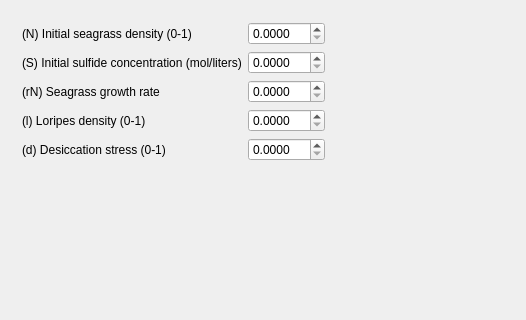
Before: the Qt Designer form Tools/ToolMutualismBreakdowner/qtdialog.ui in richelbilderbeek/ProjectRichelBilderbeek, drawn with Qt 5; both pictures show x 0 to 526 and y 0 to 320 of the 946 by 501 pixel window.
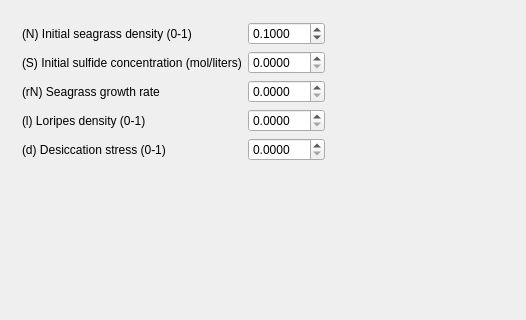
After: the same form once the commit is applied. Custom widgets are drawn as their Qt base class.

Commit message: First input used

The edit to the form file:
```diff
--- a/Tools/ToolMutualismBreakdowner/qtdialog.ui
+++ b/Tools/ToolMutualismBreakdowner/qtdialog.ui
@@ -44,6 +44,12 @@
         <property name="maximum">
          <double>1.000000000000000</double>
         </property>
+        <property name="singleStep">
+         <double>0.100000000000000</double>
+        </property>
+        <property name="value">
+         <double>0.100000000000000</double>
+        </property>
        </widget>
       </item>
       <item row="1" column="0">
```
Left out of the diff: 4 changed lines with no effect on the pictures. The commit also changes 1 other file.
